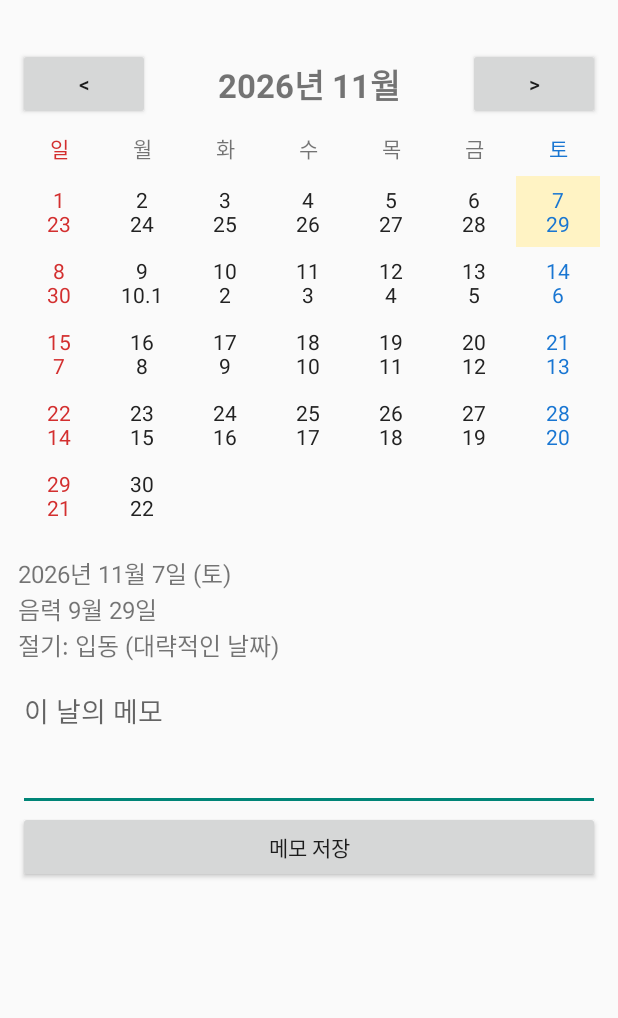
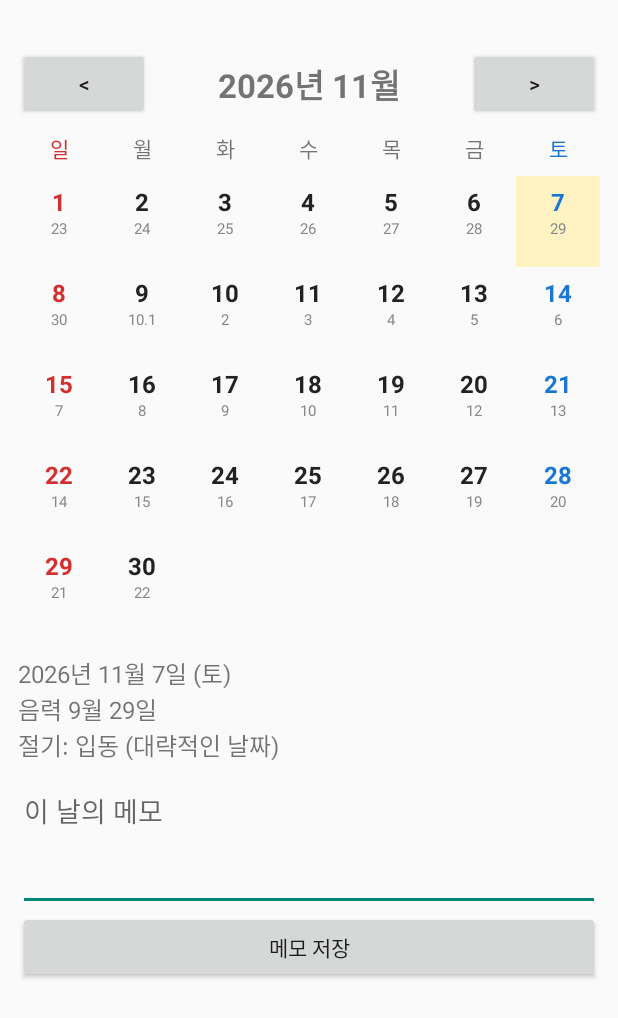
Before and after one commit to supermenpark/DAYFLOW, an Android app: the screen it shows after launch (MainActivity), on a phone screen of 412 x 824 dp. Shown: the top 1018 px of the screen. Run offline under Robolectric (Android 15) with nearby library versions, the phone set to English and light mode, and no system bars.

Commit message:
Update holiday names and improve text layout

```diff
--- a/dayflow/app/src/main/java/com/dayflow/app/MainActivity.kt
+++ b/dayflow/app/src/main/java/com/dayflow/app/MainActivity.kt
@@ -64,17 +64,17 @@ class MainActivity : Activity() {
         val l = lunarOf(y, m, d)
         if (l[2] == 0) {
             if (l[0] == 1 && l[1] == 1) return "설날"
-            if (l[0] == 1 && l[1] == 2) return "설날 연휴"
-            if (l[0] == 4 && l[1] == 8) return "부처님오신날"
-            if (l[0] == 8 && l[1] == 14) return "추석 연휴"
+            if (l[0] == 1 && l[1] == 2) return "설연휴"
+            if (l[0] == 4 && l[1] == 8) return "석가탄신일"
+            if (l[0] == 8 && l[1] == 14) return "추석연휴"
             if (l[0] == 8 && l[1] == 15) return "추석"
-            if (l[0] == 8 && l[1] == 16) return "추석 연휴"
+            if (l[0] == 8 && l[1] == 16) return "추석연휴"
         }
         val t = Calendar.getInstance()
         t.set(y, m - 1, d, 12, 0, 0)
         t.add(Calendar.DAY_OF_MONTH, 1)
         val n = lunarOf(t.get(Calendar.YEAR), t.get(Calendar.MONTH) + 1, t.get(Calendar.DAY_OF_MONTH))
-        if (n[0] == 1 && n[1] == 1 && n[2] == 0) return "설날 연휴"
+        if (n[0] == 1 && n[1] == 1 && n[2] == 0) return "설연휴"
         return null
     }
 
@@ -186,6 +186,16 @@ class MainActivity : Activity() {
         showDay()
     }
 
+    private fun makeText(s: String, size: Float, color: String, bold: Boolean): TextView {
+        val t = TextView(this)
+        t.text = s
+        t.textSize = size
+        t.gravity = Gravity.CENTER
+        t.setTextColor(Color.parseColor(color))
+        if (bold) t.setTypeface(null, Typeface.BOLD)
+        return t
+    }
+
     private fun drawMonth() {
         monthTitle.text = year.toString() + "년 " + month + "월"
         gridBox.removeAllViews()
@@ -205,8 +215,9 @@ class MainActivity : Activity() {
             val row = LinearLayout(this)
             row.orientation = LinearLayout.HORIZONTAL
             for (col in 0..6) {
-                val cell = TextView(this)
-                cell.gravity = Gravity.CENTER
+                val cell = LinearLayout(this)
+                cell.orientation = LinearLayout.VERTICAL
+                cell.gravity = Gravity.CENTER_HORIZONTAL
                 cell.setPadding(0, dp(6), 0, dp(6))
                 if (day in 1..daysInMonth) {
                     val d = day
@@ -217,15 +228,15 @@ class MainActivity : Activity() {
                         l[1].toString()
                     }
                     val hasMemo = prefs().getString(key(year, month, d), null) != null
-                    val mark = if (hasMemo) " ●" else ""
-                    cell.text = d.toString() + mark + "\n" + lunarLabel
-                    cell.textSize = 14f
+                    val holiday = holidayOf(year, month, d)
 
-                    val holiday = holidayOf(year, month, d)
-                    var color = Color.parseColor("#222222")
-                    if (col == 0 || holiday != null) color = Color.parseColor("#D32F2F")
-                    else if (col == 6) color = Color.parseColor("#1976D2")
-                    cell.setTextColor(color)
+                    var color = "#222222"
+                    if (col == 0 || holiday != null) color = "#D32F2F"
+                    else if (col == 6) color = "#1976D2"
+
+                    cell.addView(makeText(d.toString() + (if (hasMemo) "•" else ""), 16f, color, true))
+                    cell.addView(makeText(lunarLabel, 10f, "#888888", false))
+                    cell.addView(makeText(holiday ?: " ", 9f, "#D32F2F", false))
 
                     if (year == selY && month == selM && d == selD) {
                         cell.setBackgroundColor(Color.parseColor("#FFF3C4"))
@@ -240,8 +251,6 @@ class MainActivity : Activity() {
                         drawMonth()
                         showDay()
                     }
-                } else {
-                    cell.text = " \n "
                 }
                 row.addView(cell, LinearLayout.LayoutParams(0, LinearLayout.LayoutParams.WRAP_CONTENT, 1f))
                 day += 1
```
